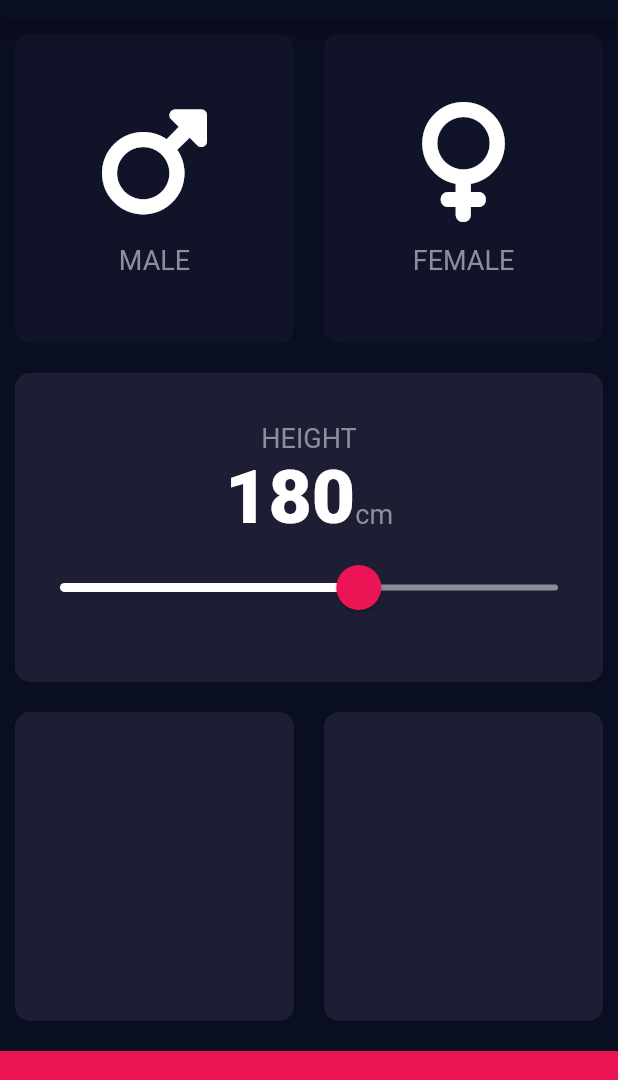
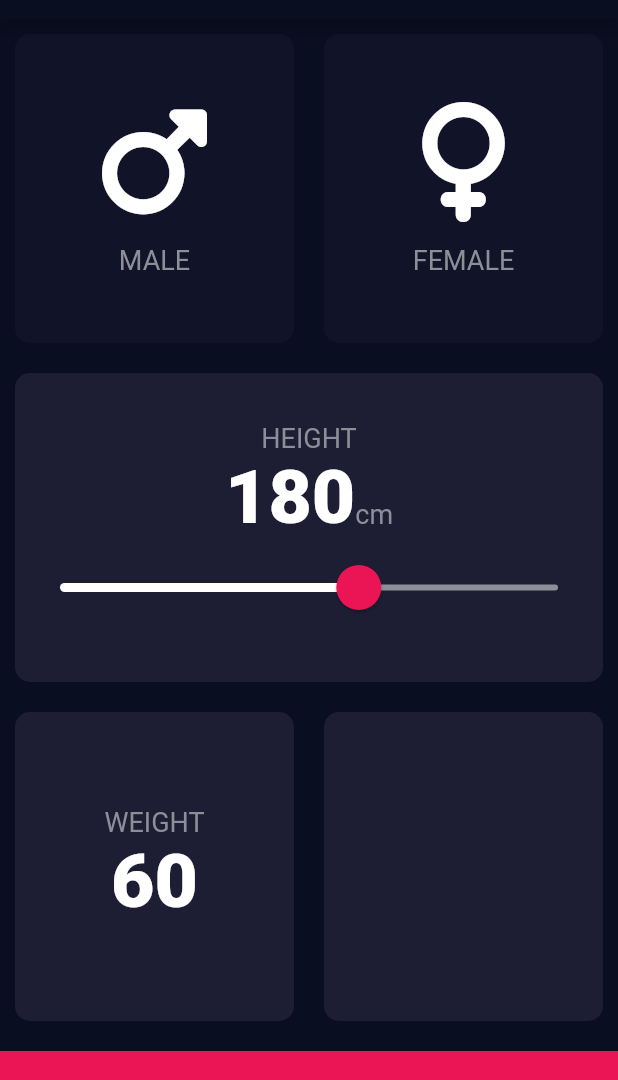
Before and after one commit to Malik-Usman17/Bmi_Calculator, a Flutter app: the screen it shows after launch, on a phone screen of 412 x 824 dp, the part 65-1145 px from its top. Run offline on Flutter 3.47's test engine with Material 2 defaults, Android fonts, the phone set to English and light mode, and no system bars; our stand-ins replace font_awesome_flutter.

```diff
--- a/lib/input_page.dart
+++ b/lib/input_page.dart
@@ -21,6 +21,7 @@ class InputPage extends StatefulWidget {
 class _InputPageState extends State<InputPage> {
   Gender? selectedGender;
   int height = 180;
+  int weight = 60;
 
   // Color maleCardColor = inactiveCardColor;
   // Color femaleCardColor = inactiveCardColor;
@@ -44,9 +45,7 @@ class _InputPageState extends State<InputPage> {
                           selectedGender = Gender.male;
                         });
                       },
-                      color: selectedGender == Gender.male
-                          ? activeCardColor
-                          : inactiveCardColor,
+                      color: selectedGender == Gender.male ? activeCardColor : inactiveCardColor,
                       cardChild: const IconContainer(
                         myIcon: FontAwesomeIcons.mars,
                         label: 'MALE',
@@ -120,8 +119,18 @@ class _InputPageState extends State<InputPage> {
             ),
             Expanded(
               child: Row(
-                children: const [
-                  Expanded(child: ReusableCard(color: activeCardColor)),
+                children: [
+                  Expanded(child: ReusableCard(
+                    color: activeCardColor,
+                    cardChild: Column(
+                      mainAxisAlignment: MainAxisAlignment.center,
+                      children: [
+                        Text('WEIGHT', style: labelTextStyle,),
+                        Text(weight.toString(), style: kNumberTextStyle)
+                      ],
+                    ),
+                  ),
+                  ),
                   Expanded(child: ReusableCard(color: activeCardColor))
                 ],
               ),
```
Also changed, not shown: 5 other files.
